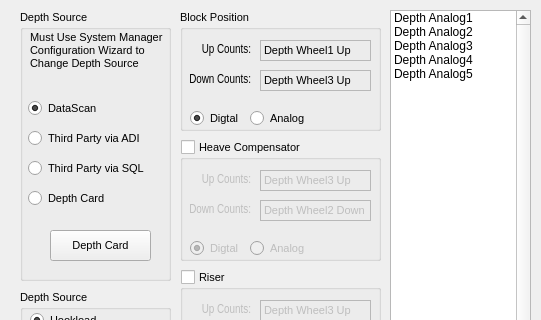
This is src/samples/depth/dialogdepthconfiguration.ui in TinySlik/QT_OrangeCat as Qt 5 draws it before an edit; both pictures show x 0 to 541 and y 0 to 320 of the 541 by 571 pixel window. The edited form follows.
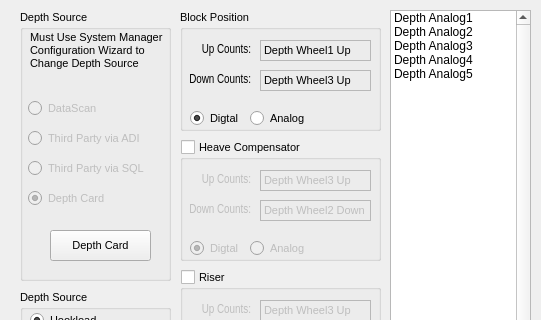
This is the edited form.

Patch:
```diff
--- a/src/samples/depth/dialogdepthconfiguration.ui
+++ b/src/samples/depth/dialogdepthconfiguration.ui
@@ -82,6 +82,9 @@
     </property>
    </widget>
    <widget class="QRadioButton" name="radioButton">
+    <property name="enabled">
+     <bool>false</bool>
+    </property>
     <property name="geometry">
      <rect>
       <x>8</x>
@@ -94,10 +97,13 @@
      <string>DataScan</string>
     </property>
     <property name="checked">
-     <bool>true</bool>
+     <bool>false</bool>
     </property>
    </widget>
    <widget class="QRadioButton" name="radioButton_2">
+    <property name="enabled">
+     <bool>false</bool>
+    </property>
     <property name="geometry">
      <rect>
       <x>8</x>
@@ -111,6 +117,9 @@
     </property>
    </widget>
    <widget class="QRadioButton" name="radioButton_3">
+    <property name="enabled">
+     <bool>false</bool>
+    </property>
     <property name="geometry">
      <rect>
       <x>8</x>
@@ -124,6 +133,9 @@
     </property>
    </widget>
    <widget class="QRadioButton" name="radioButton_4">
+    <property name="enabled">
+     <bool>false</bool>
+    </property>
     <property name="geometry">
      <rect>
       <x>8</x>
@@ -135,6 +147,9 @@
     <property name="text">
      <string>Depth Card</string>
     </property>
+    <property name="checked">
+     <bool>true</bool>
+    </property>
    </widget>
    <widget class="QPushButton" name="pushButton_4">
     <property name="geometry">
```
